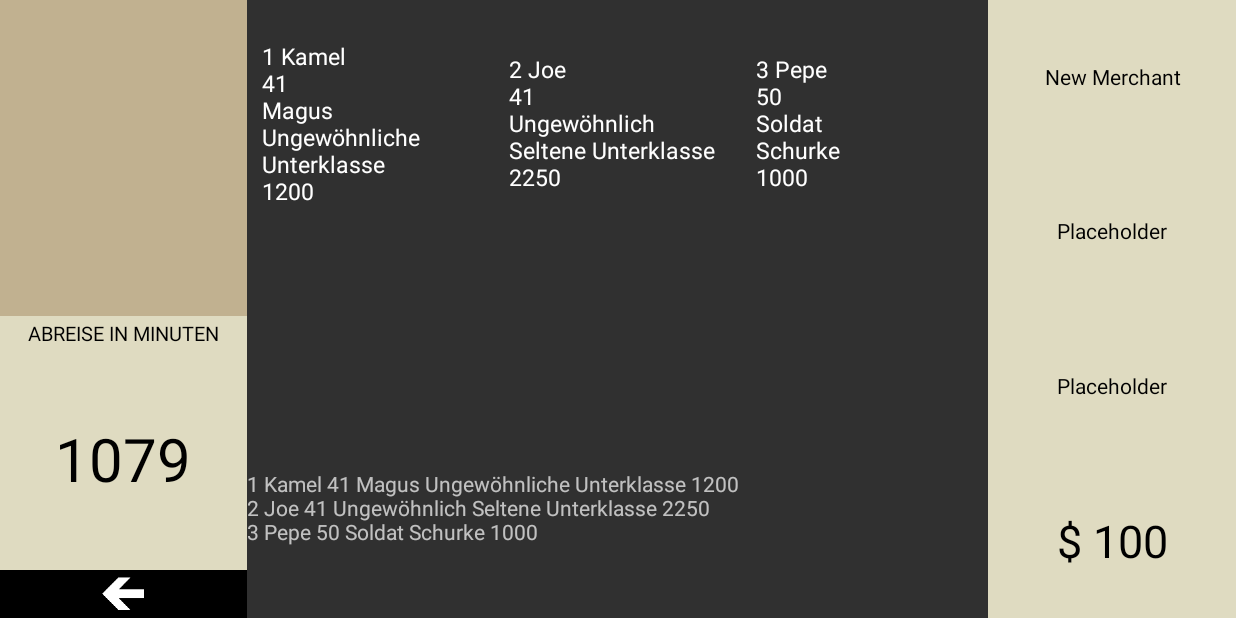
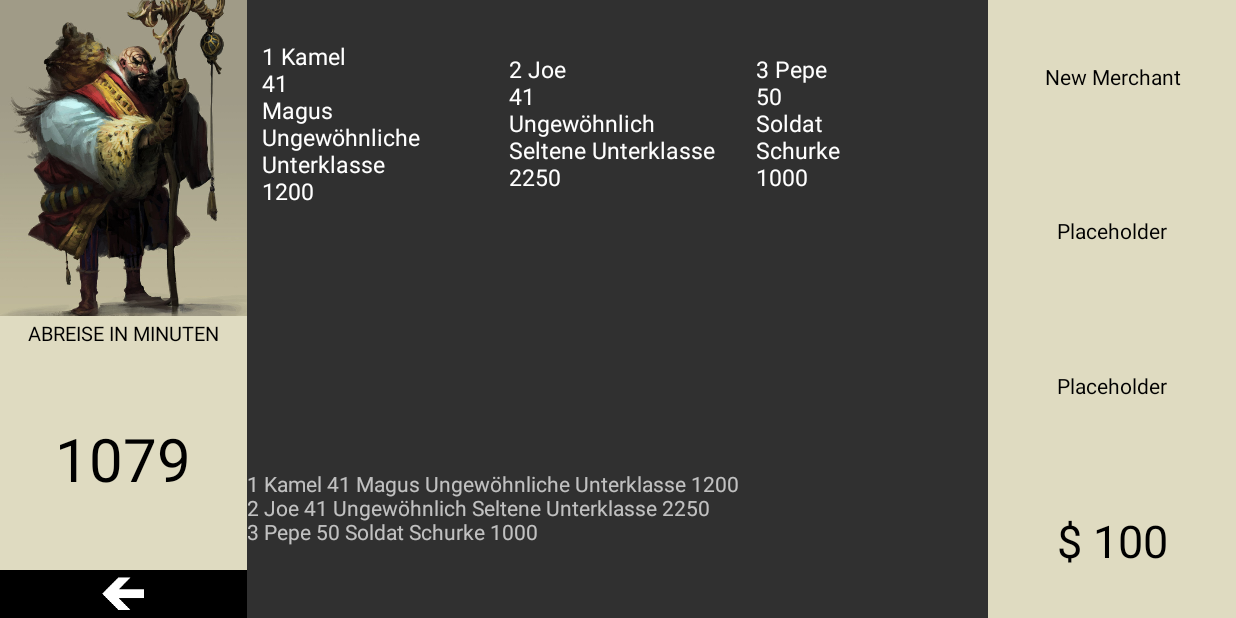
Before and after one commit to CaptainQuark/Voyage, an Android app: the MerchantHeroActivity screen opened directly, with no data from a screen before it, on a phone screen of 824 x 412 dp (held sideways). Run offline under Robolectric (Android 15) with nearby library versions, the phone set to English and light mode, and no system bars.

Commit message:
+ MerchantActivity: Händlerbild + automatische Aktualisierung

```diff
--- a/app/src/main/java/com/example/thomas/voyage/MerchantHeroActivity.java
+++ b/app/src/main/java/com/example/thomas/voyage/MerchantHeroActivity.java
@@ -8,6 +8,7 @@ import android.os.Bundle;
 import android.os.CountDownTimer;
 import android.util.Log;
 import android.view.View;
+import android.widget.ImageView;
 import android.widget.TextView;
 
 import java.util.ArrayList;
@@ -18,11 +19,12 @@ import java.util.List;
 public class MerchantHeroActivity extends Activity {
 
     //private final String SHAREDPREF_INSERT = "INSERT";
-    private final String TIME_PREF_FILE = "timefile";
+    //private final String TIME_PREF_FILE = "timefile";
     DBmerchantHeroesAdapter dBmerchantHeroesAdapter;
-    private int minutes, hours, days, year;
+    ImageView merchantProfile;
+    private String MERCHANT_ID = "merchantId";
     private TextView debugView, buyHeroView, textViewHero_0, textViewHero_1, textViewHero_2;
-    private int currentSelectedHeroId, currentMoneyInPocket;
+    private int currentSelectedHeroId = 0, currentMoneyInPocket = 0, currentMerchantId = 0;
 
     @Override
     protected void onCreate(Bundle savedInstanceState) {
@@ -37,6 +39,7 @@ public class MerchantHeroActivity extends Activity {
         textViewHero_0 = (TextView)findViewById(R.id.textView_merchant_hero_i0);
         textViewHero_1 = (TextView)findViewById(R.id.textView_merchant_hero_i1);
         textViewHero_2 = (TextView)findViewById(R.id.textView_merchant_hero_i2);
+        merchantProfile = (ImageView) findViewById(R.id.imageView_merchant_profile);
 
         //isAppFirstStarted();
         fillTextViewHeros(3);
@@ -48,6 +51,9 @@ public class MerchantHeroActivity extends Activity {
     private void calcTimeDiff() {
         SharedPreferences prefs = getPreferences(MODE_PRIVATE);
         long finishDate = prefs.getLong("TIME_TO_LEAVE", setNewDate());
+
+        currentMerchantId = prefs.getInt(MERCHANT_ID, 0);
+        merchantProfile.setImageResource(getResources().getIdentifier("merchant_" + currentMerchantId, "mipmap", getPackageName()));
 
         SharedPreferences.Editor editor = getPreferences(MODE_PRIVATE).edit();
         editor.putLong("TIME_TO_LEAVE", finishDate);
@@ -68,8 +74,8 @@ public class MerchantHeroActivity extends Activity {
             }
 
             public void onFinish() {
-                merchantTime.setText("done!");
                 setNewDate();
+                setNewMerchantProfile();
                 long validation = updateMerchantsDatabase(3);
                 if (validation < 0) {
                     Log.e("ERROR @ ", "updateMerchantsDatabase");
@@ -84,6 +90,19 @@ public class MerchantHeroActivity extends Activity {
         //60*60*1000 = 1 Stunde, *18 = 18 Stunden
         newExpirationDate.setTime(System.currentTimeMillis() + (60 * 60 * 1000 * 18));
         return newExpirationDate.getTime();
+    }
+
+    public void setNewMerchantProfile(){
+        SharedPreferences.Editor editor = getPreferences(MODE_PRIVATE).edit();
+
+        if(currentMerchantId >= 3){
+            currentMerchantId = 0;
+        } else currentMerchantId++;
+
+        editor.putInt(MERCHANT_ID, currentMerchantId);
+        editor.apply();
+
+        merchantProfile.setImageResource(getResources().getIdentifier("merchant_" + currentMerchantId, "mipmap", getPackageName()));
     }
 
     public long updateMerchantsDatabase(int numberOfInserts) {
@@ -202,6 +221,7 @@ public class MerchantHeroActivity extends Activity {
 
     public void resetMerchant(View view){
         updateMerchantsDatabase(3);
+        setNewMerchantProfile();
         fillTextViewHeros(3);
     }
 
--- a/app/src/main/res/layout-land/activity_merchant_hero.xml
+++ b/app/src/main/res/layout-land/activity_merchant_hero.xml
@@ -14,10 +14,11 @@
         android:orientation="vertical">
 
         <ImageView
-            android:id="@+id/imageView3"
+            android:id="@+id/imageView_merchant_profile"
             android:layout_width="match_parent"
             android:layout_height="0dp"
             android:layout_weight="1"
+            android:scaleType="centerCrop"
             android:background="#ffc1b190" />
 
         <TextView
```
Also changed, not shown: app/src/main/res/mipmap-xhdpi/merchant_0.jpg (added), app/src/main/res/mipmap-xhdpi/merchant_1.jpg (added), app/src/main/res/mipmap-xhdpi/merchant_2.jpg (added), app/src/main/res/mipmap-xhdpi/merchant_3.jpg (added).
